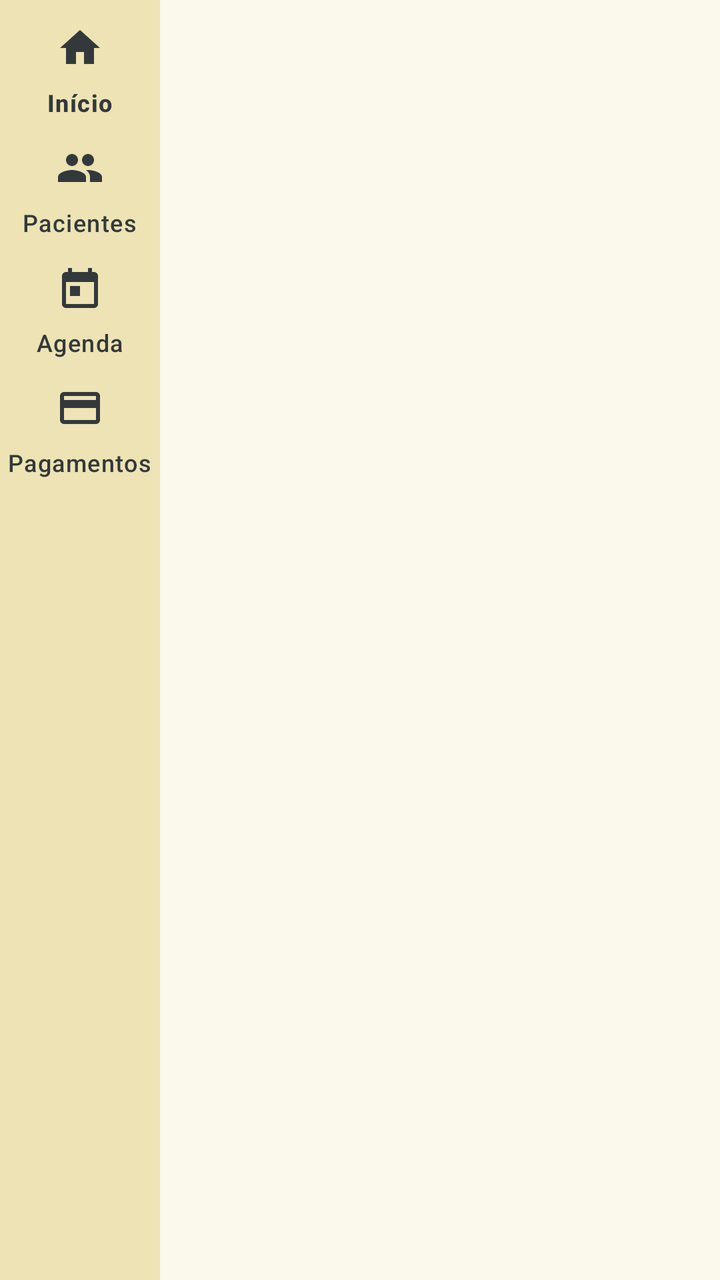
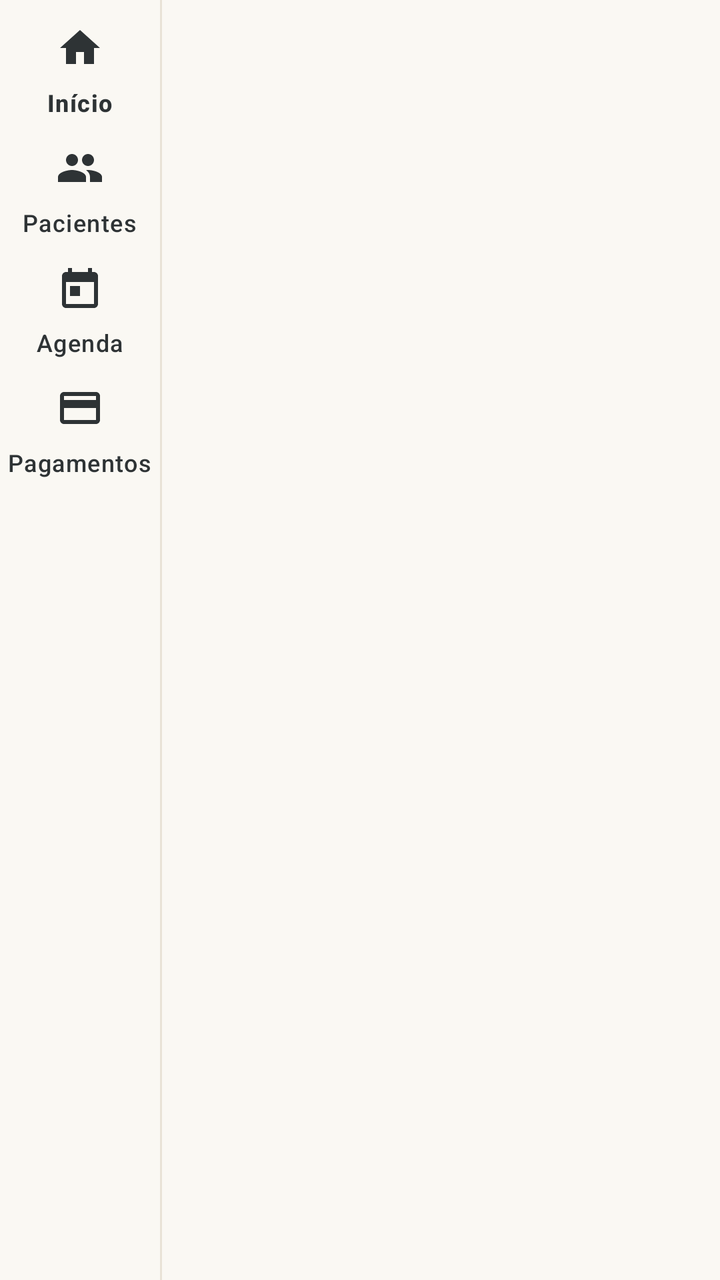

The first picture is an Android layout as it rendered before a commit; the second is the same layout after the commit. The layout source and the unified diff follow.
<!-- AndroidManifest.xml: application theme Theme.Clinica -->
<!-- res/layout/activity_main.xml -->
<?xml version="1.0" encoding="utf-8"?>
<LinearLayout xmlns:android="http://schemas.android.com/apk/res/android"
    xmlns:app="http://schemas.android.com/apk/res-auto"
    android:layout_width="match_parent"
    android:layout_height="match_parent"
    android:background="@color/surface"
    android:fitsSystemWindows="true"
    android:orientation="horizontal">

    <com.google.android.material.navigationrail.NavigationRailView
        android:id="@+id/rail"
        android:layout_width="wrap_content"
        android:layout_height="match_parent"
        android:background="@color/cream"
        app:labelVisibilityMode="labeled"
        app:menu="@menu/main_nav" />

    <FrameLayout
        android:id="@+id/container"
        android:layout_width="0dp"
        android:layout_height="match_parent"
        android:layout_weight="1" />
</LinearLayout>
<!-- resources referenced by this layout -->
<resources>
  <color name="cream">#EDE3B4</color>
  <color name="surface">#FBF8EC</color>
  <style name="Theme.Clinica" parent="Theme.Material3.Light.NoActionBar">
          <item name="colorPrimary">@color/primary</item>
          <item name="android:colorAccent">@color/primary</item>
          <item name="android:datePickerDialogTheme">@style/Theme.Clinica.Picker</item>
          <item name="android:timePickerDialogTheme">@style/Theme.Clinica.Picker</item>
          <item name="colorPrimaryContainer">@color/peach</item>
          <item name="colorOnPrimaryContainer">@color/ink</item>
          <item name="colorSecondaryContainer">@color/peach</item>
          <item name="colorOnSecondaryContainer">@color/ink</item>
          <item name="colorSecondary">@color/slate</item>
          <item name="android:colorControlActivated">@color/slate</item>
          <item name="colorTertiary">@color/sage</item>
          <item name="android:colorBackground">@color/surface</item>
          <item name="colorSurface">@color/surface</item>
          <item name="colorSurfaceContainer">@color/surface</item>
          <item name="colorSurfaceContainerLow">@color/surface</item>
          <item name="colorSurfaceContainerHigh">@color/surface</item>
          <item name="colorOnSurface">@color/ink</item>
          <item name="colorOnSurfaceVariant">@color/ink</item>
          <item name="colorOnBackground">@color/ink</item>
          <item name="colorOutline">@color/slate</item>
          <item name="colorOutlineVariant">@color/sage</item>
          <item name="android:textColorPrimary">@color/ink</item>
          <item name="android:textColorSecondary">@color/ink</item>
          <item name="android:statusBarColor">@color/cream</item>
          <item name="android:navigationBarColor">@color/surface</item>
          <item name="android:windowLightStatusBar">true</item>
          <item name="android:windowLightNavigationBar">true</item>
      </style>
  <color name="primary">@color/slate</color>
  <style name="Theme.Clinica.Picker" parent="android:Theme.Material.Light.Dialog">
          <item name="android:colorAccent">@color/primary</item>
      </style>
  <color name="peach">#E6B39A</color>
  <color name="ink">#33393B</color>
  <!-- unchanged entries left out for length: 2 -->
</resources>

<!-- the commit's change to res/layout/activity_main.xml (unified diff, before → after) -->
@@ -3,17 +3,23 @@
     xmlns:app="http://schemas.android.com/apk/res-auto"
     android:layout_width="match_parent"
     android:layout_height="match_parent"
-    android:background="@color/surface"
+    android:background="@color/paper"
     android:fitsSystemWindows="true"
     android:orientation="horizontal">
 
     <com.google.android.material.navigationrail.NavigationRailView
         android:id="@+id/rail"
+        style="@style/Widget.Clinica.Rail"
         android:layout_width="wrap_content"
         android:layout_height="match_parent"
-        android:background="@color/cream"
         app:labelVisibilityMode="labeled"
-        app:menu="@menu/main_nav" />
+        app:menu="@menu/main_nav"
+        app:menuGravity="top" />
+
+    <View
+        android:layout_width="1dp"
+        android:layout_height="match_parent"
+        android:background="@color/line" />
 
     <FrameLayout
         android:id="@+id/container"
<!-- resource entries referenced after the edit -->
@@ -1,42 +1,110 @@
 <!-- resources referenced by this layout -->
 <resources>
-  <color name="cream">#EDE3B4</color>
-  <color name="surface">#FBF8EC</color>
+  <color name="line">#E8E2D6</color>
+  <color name="paper">#FAF8F3</color>
+  <style name="Widget.Clinica.Rail" parent="Widget.Material3.NavigationRailView">
+          <item name="android:background">@color/paper</item>
+          <item name="itemActiveIndicatorStyle">@style/Widget.Clinica.Rail.Indicator</item>
+          <item name="itemIconTint">@color/ink</item>
+          <item name="itemTextColor">@color/ink</item>
+      </style>
   <style name="Theme.Clinica" parent="Theme.Material3.Light.NoActionBar">
-          <item name="colorPrimary">@color/primary</item>
-          <item name="android:colorAccent">@color/primary</item>
+          <item name="colorPrimary">@color/ink</item>
+          <item name="colorOnPrimary">@color/card</item>
+          <item name="android:colorAccent">@color/ink</item>
+          <item name="colorPrimaryContainer">@color/accent_soft</item>
+          <item name="colorOnPrimaryContainer">@color/ink</item>
+          <item name="colorSecondary">@color/ink</item>
+          <item name="colorSecondaryContainer">@color/accent_soft</item>
+          <item name="colorOnSecondaryContainer">@color/ink</item>
+          <item name="colorTertiary">@color/sage</item>
+          <item name="android:colorControlActivated">@color/ink</item>
+          <item name="android:colorBackground">@color/paper</item>
+          <item name="colorSurface">@color/paper</item>
+          <item name="colorSurfaceContainerLowest">@color/card</item>
+          <item name="colorSurfaceContainerLow">@color/card</item>
+          <item name="colorSurfaceContainer">@color/card</item>
+          <item name="colorSurfaceContainerHigh">@color/card</item>
+          <item name="colorSurfaceContainerHighest">@color/card</item>
+          <item name="colorOnSurface">@color/ink</item>
+          <item name="colorOnSurfaceVariant">@color/muted</item>
+          <item name="colorOnBackground">@color/ink</item>
+          <item name="colorOutline">@color/line_strong</item>
+          <item name="colorOutlineVariant">@color/line</item>
+          <item name="android:textColorPrimary">@color/ink</item>
+          <item name="android:textColorSecondary">@color/muted</item>
+          <item name="android:statusBarColor">@color/paper</item>
+          <item name="android:navigationBarColor">@color/paper</item>
+          <item name="android:windowLightStatusBar">true</item>
+          <item name="android:windowLightNavigationBar">true</item>
+  
+          <item name="textInputOutlinedStyle">@style/Widget.Clinica.TextInput</item>
+          <item name="textInputOutlinedExposedDropdownMenuStyle">@style/Widget.Clinica.Dropdown</item>
+          <item name="materialCardViewOutlinedStyle">@style/Widget.Clinica.Card</item>
+          <item name="materialButtonStyle">@style/Widget.Clinica.Button</item>
+          <item name="tabStyle">@style/Widget.Clinica.Tabs</item>
+          <item name="materialAlertDialogTheme">@style/ThemeOverlay.Clinica.Dialog</item>
+          <item name="actionMenuTextAppearance">@style/TextAppearance.Clinica.Action</item>
+          <item name="actionMenuTextColor">@color/ink</item>
           <item name="android:datePickerDialogTheme">@style/Theme.Clinica.Picker</item>
           <item name="android:timePickerDialogTheme">@style/Theme.Clinica.Picker</item>
-          <item name="colorPrimaryContainer">@color/peach</item>
-          <item name="colorOnPrimaryContainer">@color/ink</item>
-          <item name="colorSecondaryContainer">@color/peach</item>
-          <item name="colorOnSecondaryContainer">@color/ink</item>
-          <item name="colorSecondary">@color/slate</item>
-          <item name="android:colorControlActivated">@color/slate</item>
-          <item name="colorTertiary">@color/sage</item>
-          <item name="android:colorBackground">@color/surface</item>
-          <item name="colorSurface">@color/surface</item>
-          <item name="colorSurfaceContainer">@color/surface</item>
-          <item name="colorSurfaceContainerLow">@color/surface</item>
-          <item name="colorSurfaceContainerHigh">@color/surface</item>
-          <item name="colorOnSurface">@color/ink</item>
-          <item name="colorOnSurfaceVariant">@color/ink</item>
-          <item name="colorOnBackground">@color/ink</item>
-          <item name="colorOutline">@color/slate</item>
-          <item name="colorOutlineVariant">@color/sage</item>
+      </style>
+  <style name="Widget.Clinica.Rail.Indicator" parent="Widget.Material3.NavigationRailView.ActiveIndicator">
+          <item name="android:color">@color/accent_soft</item>
+      </style>
+  <style name="Theme.Clinica.Picker" parent="android:Theme.Material.Light.Dialog">
+          <item name="android:colorAccent">@color/slate</item>
           <item name="android:textColorPrimary">@color/ink</item>
-          <item name="android:textColorSecondary">@color/ink</item>
-          <item name="android:statusBarColor">@color/cream</item>
-          <item name="android:navigationBarColor">@color/surface</item>
-          <item name="android:windowLightStatusBar">true</item>
-          <item name="android:windowLightNavigationBar">true</item>
       </style>
-  <color name="primary">@color/slate</color>
-  <style name="Theme.Clinica.Picker" parent="android:Theme.Material.Light.Dialog">
-          <item name="android:colorAccent">@color/primary</item>
+  <style name="Shape.Clinica.Field" parent="">
+          <item name="cornerFamily">rounded</item>
+          <item name="cornerSize">12dp</item>
       </style>
-  <color name="peach">#E6B39A</color>
-  <color name="ink">#33393B</color>
+  <color name="ink">#2E3335</color>
+  <color name="card">#FFFFFF</color>
+  <color name="accent_soft">#F6E5DB</color>
+  <color name="muted">#6D7578</color>
+  <color name="line_strong">#D6CEBF</color>
+  <style name="Widget.Clinica.TextInput" parent="Widget.Material3.TextInputLayout.OutlinedBox">
+          <item name="boxBackgroundColor">@color/card</item>
+          <item name="boxStrokeColor">@color/field_stroke</item>
+          <item name="hintTextColor">@color/ink</item>
+          <item name="shapeAppearance">@style/Shape.Clinica.Field</item>
+      </style>
+  <style name="Widget.Clinica.Dropdown" parent="Widget.Material3.TextInputLayout.OutlinedBox.ExposedDropdownMenu">
+          <item name="boxBackgroundColor">@color/card</item>
+          <item name="boxStrokeColor">@color/field_stroke</item>
+          <item name="hintTextColor">@color/ink</item>
+          <item name="shapeAppearance">@style/Shape.Clinica.Field</item>
+      </style>
+  <style name="Widget.Clinica.Card" parent="Widget.Material3.CardView.Outlined">
+          <item name="cardBackgroundColor">@color/card</item>
+          <item name="strokeColor">@color/line</item>
+          <item name="strokeWidth">1dp</item>
+          <item name="cardCornerRadius">16dp</item>
+          <item name="cardElevation">0dp</item>
+      </style>
+  <style name="Widget.Clinica.Button" parent="Widget.Material3.Button">
+          <item name="android:paddingStart">24dp</item>
+          <item name="android:paddingEnd">24dp</item>
+          <item name="android:minHeight">48dp</item>
+      </style>
+  <style name="Widget.Clinica.Tabs" parent="Widget.Material3.TabLayout">
+          <item name="android:background">@color/paper</item>
+          <item name="tabIndicatorColor">@color/ink</item>
+          <item name="tabSelectedTextColor">@color/ink</item>
+          <item name="tabTextColor">@color/muted</item>
+          <item name="tabRippleColor">@color/accent_soft</item>
+      </style>
+  <style name="ThemeOverlay.Clinica.Dialog" parent="ThemeOverlay.Material3.MaterialAlertDialog">
+          <item name="colorSurfaceContainerHigh">@color/card</item>
+          <item name="colorPrimary">@color/ink</item>
+      </style>
+  <style name="TextAppearance.Clinica.Action" parent="TextAppearance.Material3.LabelLarge">
+          <item name="android:textAllCaps">false</item>
+          <item name="android:textSize">16sp</item>
+          <item name="android:textColor">@color/ink</item>
+      </style>
   <!-- unchanged entries left out for length: 2 -->
 </resources>
 
